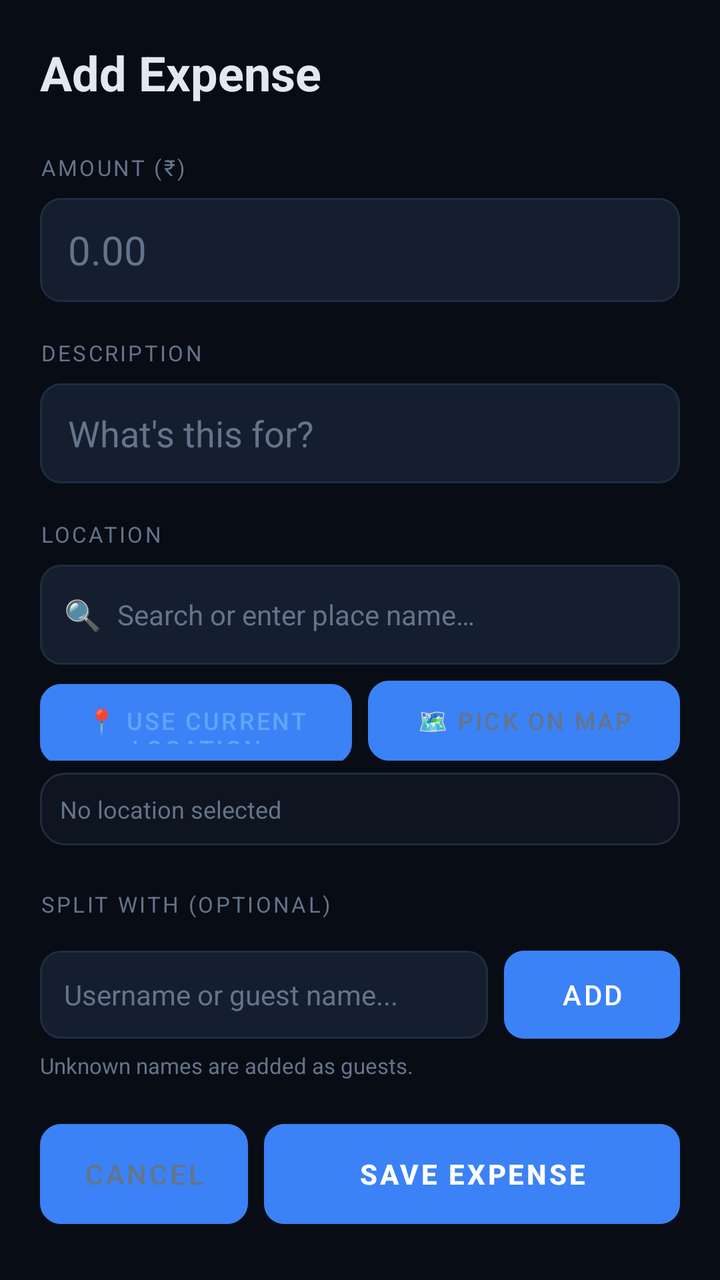
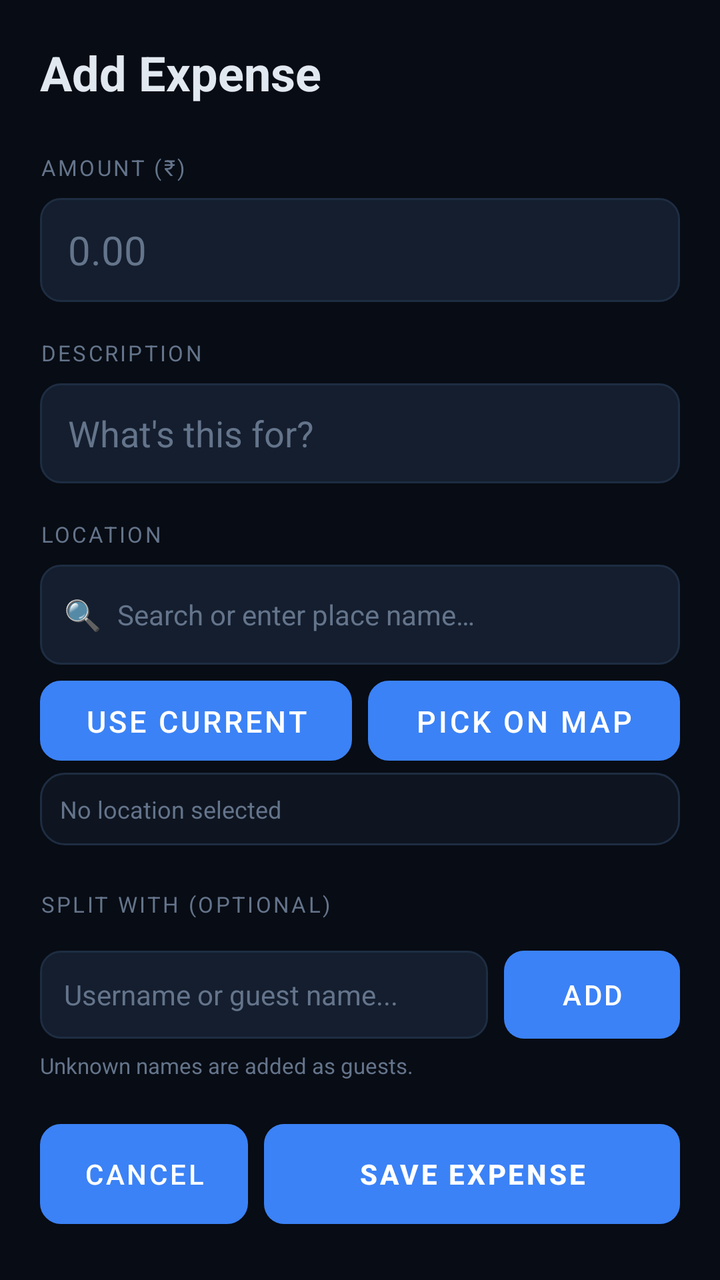

Screens rendered from an Android XML layout before and after an edit, with the pre-edit source and the edit as a unified diff.
<!-- AndroidManifest.xml: application theme Theme.Splitr -->
<!-- res/layout/activity_add_expense_v2.xml -->
<?xml version="1.0" encoding="utf-8"?>
<ScrollView xmlns:android="http://schemas.android.com/apk/res/android"
    android:layout_width="match_parent"
    android:layout_height="match_parent"
    android:background="@color/bg"
    android:fillViewport="true">

    <LinearLayout
        android:layout_width="match_parent"
        android:layout_height="wrap_content"
        android:orientation="vertical"
        android:padding="20dp">

        
        <TextView android:layout_width="wrap_content" android:layout_height="wrap_content"
            android:text="Add Expense" android:textSize="24sp" android:textStyle="bold"
            android:textColor="@color/text" android:layout_marginBottom="20dp"/>

        
        <TextView style="@style/FieldLabel" android:text="AMOUNT (₹)"/>
        <EditText android:id="@+id/etAmount"
            android:layout_width="match_parent" android:layout_height="52dp"
            android:background="@drawable/bg_input" android:paddingHorizontal="14dp"
            android:textColor="@color/text" android:textColorHint="@color/muted"
            android:hint="0.00" android:inputType="numberDecimal"
            android:textSize="20sp" android:layout_marginBottom="14dp"/>

        
        <TextView style="@style/FieldLabel" android:text="DESCRIPTION"/>
        <EditText android:id="@+id/etDescription"
            android:layout_width="match_parent" android:layout_height="50dp"
            android:background="@drawable/bg_input" android:paddingHorizontal="14dp"
            android:textColor="@color/text" android:textColorHint="@color/muted"
            android:hint="What's this for?" android:inputType="text"
            android:singleLine="true" android:layout_marginBottom="14dp"/>

        
        <TextView style="@style/FieldLabel" android:text="LOCATION"/>

        
        <LinearLayout android:layout_width="match_parent" android:layout_height="50dp"
            android:orientation="horizontal" android:background="@drawable/bg_input"
            android:gravity="center_vertical" android:paddingHorizontal="12dp"
            android:layout_marginBottom="8dp">

            <TextView android:layout_width="wrap_content" android:layout_height="wrap_content"
                android:text="🔍" android:textSize="15sp" android:layout_marginEnd="8dp"/>

            <EditText android:id="@+id/etLocationSearch"
                android:layout_width="0dp" android:layout_height="match_parent"
                android:layout_weight="1" android:background="@null"
                android:hint="Search or enter place name…"
                android:textColor="@color/text" android:textColorHint="@color/muted"
                android:textSize="14sp" android:singleLine="true"
                android:imeOptions="actionSearch" android:inputType="text"/>

            <Button android:id="@+id/btnClearLocation"
                android:layout_width="24dp" android:layout_height="24dp"
                android:text="×" android:textColor="@color/muted" android:textSize="16sp"
                android:background="@null" android:padding="0dp" android:visibility="gone"/>
        </LinearLayout>

        
        <LinearLayout android:layout_width="match_parent" android:layout_height="wrap_content"
            android:orientation="horizontal" android:layout_marginBottom="6dp">

            <Button android:id="@+id/btnUseCurrentLocation"
                android:layout_width="0dp" android:layout_height="40dp"
                android:layout_weight="1"
                android:text="📍 Use Current Location"
                android:textColor="@color/blue_bright" android:textSize="12sp"
                android:background="@drawable/bg_btn_secondary"
                android:layout_marginEnd="8dp" android:stateListAnimator="@null"/>

            <Button android:id="@+id/btnPickOnMap"
                android:layout_width="0dp" android:layout_height="40dp"
                android:layout_weight="1"
                android:text="🗺 Pick on Map"
                android:textColor="@color/muted" android:textSize="12sp"
                android:background="@drawable/bg_btn_secondary"
                android:stateListAnimator="@null"/>
        </LinearLayout>

        
        <TextView android:id="@+id/tvLocation"
            android:layout_width="match_parent" android:layout_height="wrap_content"
            android:background="@drawable/bg_card" android:padding="10dp"
            android:textColor="@color/muted" android:textSize="12sp"
            android:text="No location selected"
            android:layout_marginBottom="18dp"/>

        
        <TextView style="@style/FieldLabel" android:text="SPLIT WITH (OPTIONAL)"/>

        <LinearLayout android:id="@+id/llMemberChips"
            android:layout_width="match_parent" android:layout_height="wrap_content"
            android:orientation="horizontal"
            android:layout_marginBottom="8dp"/>

        <LinearLayout android:layout_width="match_parent" android:layout_height="wrap_content"
            android:orientation="horizontal" android:layout_marginBottom="6dp">

            <AutoCompleteTextView android:id="@+id/etMemberInput"
                android:layout_width="0dp" android:layout_height="44dp" android:layout_weight="1"
                android:background="@drawable/bg_input" android:paddingHorizontal="12dp"
                android:textColor="@color/text" android:textColorHint="@color/muted"
                android:hint="Username or guest name..." android:textSize="14sp"
                android:singleLine="true" android:layout_marginEnd="8dp"
                android:popupBackground="@color/surface"/>

            <Button android:id="@+id/btnAddMember"
                android:layout_width="wrap_content" android:layout_height="44dp"
                android:text="Add" android:textColor="@color/white"
                android:background="@drawable/bg_button_primary"
                android:paddingHorizontal="16dp" android:stateListAnimator="@null"/>
        </LinearLayout>

        <TextView android:layout_width="wrap_content" android:layout_height="wrap_content"
            android:text="Unknown names are added as guests."
            android:textColor="@color/muted" android:textSize="11sp"
            android:layout_marginBottom="14dp"/>

        
        <LinearLayout android:id="@+id/llSplitSection"
            android:layout_width="match_parent" android:layout_height="wrap_content"
            android:orientation="vertical" android:visibility="gone">

            <TextView style="@style/FieldLabel" android:text="SPLIT METHOD"/>

            <RadioGroup android:id="@+id/rgSplitType"
                android:layout_width="match_parent" android:layout_height="wrap_content"
                android:orientation="horizontal" android:layout_marginBottom="12dp">

                <RadioButton android:id="@+id/rbEqual"
                    android:layout_width="0dp" android:layout_height="wrap_content"
                    android:layout_weight="1" android:text="Equal"
                    android:textColor="@color/text" android:checked="true"
                    android:buttonTint="@color/blue"/>

                <RadioButton android:id="@+id/rbPercentage"
                    android:layout_width="0dp" android:layout_height="wrap_content"
                    android:layout_weight="1" android:text="%" android:textColor="@color/text"
                    android:buttonTint="@color/blue"/>

                <RadioButton android:id="@+id/rbDutch"
                    android:layout_width="0dp" android:layout_height="wrap_content"
                    android:layout_weight="1" android:text="Dutch" android:textColor="@color/text"
                    android:buttonTint="@color/blue"/>
            </RadioGroup>

            <LinearLayout android:id="@+id/llSplitRows"
                android:layout_width="match_parent" android:layout_height="wrap_content"
                android:orientation="vertical" android:layout_marginBottom="4dp"/>

            <TextView android:id="@+id/tvSplitValidation"
                android:layout_width="wrap_content" android:layout_height="wrap_content"
                android:textSize="12sp" android:textColor="@color/muted"
                android:layout_marginBottom="10dp"/>

            <LinearLayout android:id="@+id/llBillBtn"
                android:layout_width="match_parent" android:layout_height="wrap_content"
                android:orientation="vertical" android:visibility="gone"
                android:layout_marginBottom="10dp">
                <Button android:id="@+id/btnBillSplitter"
                    android:layout_width="match_parent" android:layout_height="48dp"
                    android:text="🧾  Split by Bill Items"
                    android:textColor="@color/blue_bright"
                    android:background="@drawable/bg_btn_secondary"
                    android:stateListAnimator="@null"/>
            </LinearLayout>

        </LinearLayout>

        
        <LinearLayout android:layout_width="match_parent" android:layout_height="wrap_content"
            android:orientation="horizontal" android:layout_marginTop="8dp">

            <Button android:id="@+id/btnCancel"
                android:layout_width="0dp" android:layout_height="50dp" android:layout_weight="1"
                android:text="Cancel" android:textColor="@color/muted"
                android:background="@drawable/bg_btn_secondary"
                android:layout_marginEnd="8dp" android:stateListAnimator="@null"/>

            <Button android:id="@+id/btnSave"
                android:layout_width="0dp" android:layout_height="50dp" android:layout_weight="2"
                android:text="Save Expense" android:textStyle="bold"
                android:textColor="@color/white"
                android:background="@drawable/bg_btn_primary"
                android:stateListAnimator="@null"/>
        </LinearLayout>

    </LinearLayout>
</ScrollView>
<!-- resources referenced by this layout -->
<resources>
  <color name="bg">#080C14</color>
  <color name="blue">#3B82F6</color>
  <color name="blue_bright">#60A5FA</color>
  <color name="muted">#64748B</color>
  <color name="surface">#0E1520</color>
  <color name="text">#E2E8F0</color>
  <color name="white">#FFFFFF</color>
  <!-- drawable bg_btn_primary (drawable) -->
  <?xml version="1.0" encoding="utf-8"?>
  <shape xmlns:android="http://schemas.android.com/apk/res/android">
      <gradient
          android:startColor="#3B82F6"
          android:endColor="#1D4ED8"
          android:angle="135"/>
      <corners android:radius="10dp"/>
  </shape>
  <!-- drawable bg_btn_secondary (drawable) -->
  <?xml version="1.0" encoding="utf-8"?>
  <shape xmlns:android="http://schemas.android.com/apk/res/android">
      <solid android:color="@color/surface2"/>
      <corners android:radius="10dp"/>
      <stroke android:width="1dp" android:color="@color/border"/>
  </shape>
  <!-- drawable bg_button_primary (drawable) -->
  <?xml version="1.0" encoding="utf-8"?>
  <shape xmlns:android="http://schemas.android.com/apk/res/android">
      <gradient
          android:startColor="#3B82F6"
          android:endColor="#1D4ED8"
          android:angle="135" />
      <corners android:radius="10dp" />
  </shape>
  <!-- drawable bg_card (drawable) -->
  <?xml version="1.0" encoding="utf-8"?>
  <shape xmlns:android="http://schemas.android.com/apk/res/android">
      <solid android:color="@color/surface" />
      <corners android:radius="12dp" />
      <stroke android:width="1dp" android:color="@color/border" />
  </shape>
  <!-- drawable bg_input (drawable) -->
  <?xml version="1.0" encoding="utf-8"?>
  <shape xmlns:android="http://schemas.android.com/apk/res/android">
      <solid android:color="@color/surface2" />
      <corners android:radius="10dp" />
      <stroke android:width="1dp" android:color="@color/border" />
  </shape>
  <style name="FieldLabel">
          <item name="android:layout_width">wrap_content</item>
          <item name="android:layout_height">wrap_content</item>
          <item name="android:textColor">@color/muted</item>
          <item name="android:textSize">11sp</item>
          <item name="android:letterSpacing">0.1</item>
          <item name="android:layout_marginBottom">8dp</item>
          <item name="android:layout_marginTop">4dp</item>
      </style>
  <style name="Theme.Splitr" parent="Theme.MaterialComponents.DayNight.NoActionBar">
          <item name="colorPrimary">@color/blue</item>
          <item name="colorPrimaryVariant">@color/blue_dark</item>
          <item name="colorOnPrimary">@color/white</item>
          <item name="colorSecondary">@color/blue_bright</item>
          <item name="colorSurface">@color/surface</item>
          <item name="colorOnSurface">@color/text</item>
          <item name="android:windowBackground">@color/bg</item>
          <item name="android:statusBarColor">@color/bg</item>
          <item name="android:navigationBarColor">@color/surface</item>
          <item name="android:windowLightStatusBar">false</item>
          <item name="android:textColor">@color/text</item>
      </style>
  <color name="surface2">#141E2E</color>
  <color name="border">#1E2D42</color>
  <color name="blue_dark">#1D4ED8</color>
</resources>

<!-- the commit's change to res/layout/activity_add_expense_v2.xml (unified diff, before → after) -->
@@ -46,13 +46,16 @@
             <TextView android:layout_width="wrap_content" android:layout_height="wrap_content"
                 android:text="🔍" android:textSize="15sp" android:layout_marginEnd="8dp"/>
 
-            <EditText android:id="@+id/etLocationSearch"
+            <AutoCompleteTextView android:id="@+id/etLocationSearch"
                 android:layout_width="0dp" android:layout_height="match_parent"
                 android:layout_weight="1" android:background="@null"
                 android:hint="Search or enter place name…"
                 android:textColor="@color/text" android:textColorHint="@color/muted"
                 android:textSize="14sp" android:singleLine="true"
-                android:imeOptions="actionSearch" android:inputType="text"/>
+                android:imeOptions="actionSearch" android:inputType="text"
+                android:completionThreshold="1"
+                android:dropDownWidth="match_parent"
+                android:popupBackground="@color/surface2"/>
 
             <Button android:id="@+id/btnClearLocation"
                 android:layout_width="24dp" android:layout_height="24dp"
@@ -67,16 +70,16 @@
             <Button android:id="@+id/btnUseCurrentLocation"
                 android:layout_width="0dp" android:layout_height="40dp"
                 android:layout_weight="1"
-                android:text="📍 Use Current Location"
-                android:textColor="@color/blue_bright" android:textSize="12sp"
+                android:text="Use Current Location"
+                android:textColor="@color/white" android:textSize="15dp"
                 android:background="@drawable/bg_btn_secondary"
                 android:layout_marginEnd="8dp" android:stateListAnimator="@null"/>
 
             <Button android:id="@+id/btnPickOnMap"
                 android:layout_width="0dp" android:layout_height="40dp"
                 android:layout_weight="1"
-                android:text="🗺 Pick on Map"
-                android:textColor="@color/muted" android:textSize="12sp"
+                android:text="Pick on Map"
+                android:textColor="@color/white" android:textSize="15sp"
                 android:background="@drawable/bg_btn_secondary"
                 android:stateListAnimator="@null"/>
         </LinearLayout>
@@ -164,7 +167,7 @@
                 <Button android:id="@+id/btnBillSplitter"
                     android:layout_width="match_parent" android:layout_height="48dp"
                     android:text="🧾  Split by Bill Items"
-                    android:textColor="@color/blue_bright"
+                    android:textColor="@color/white"
                     android:background="@drawable/bg_btn_secondary"
                     android:stateListAnimator="@null"/>
             </LinearLayout>
@@ -177,7 +180,7 @@
 
             <Button android:id="@+id/btnCancel"
                 android:layout_width="0dp" android:layout_height="50dp" android:layout_weight="1"
-                android:text="Cancel" android:textColor="@color/muted"
+                android:text="Cancel" android:textColor="@color/white"
                 android:background="@drawable/bg_btn_secondary"
                 android:layout_marginEnd="8dp" android:stateListAnimator="@null"/>
 
<!-- resource entries referenced after the edit -->
@@ -11,8 +11,8 @@
   <?xml version="1.0" encoding="utf-8"?>
   <shape xmlns:android="http://schemas.android.com/apk/res/android">
       <gradient
-          android:startColor="#3B82F6"
-          android:endColor="#1D4ED8"
+          android:startColor="@color/blue"
+          android:endColor="@color/blue_dark"
           android:angle="135"/>
       <corners android:radius="10dp"/>
   </shape>
@@ -27,10 +27,10 @@
   <?xml version="1.0" encoding="utf-8"?>
   <shape xmlns:android="http://schemas.android.com/apk/res/android">
       <gradient
-          android:startColor="#3B82F6"
-          android:endColor="#1D4ED8"
-          android:angle="135" />
-      <corners android:radius="10dp" />
+          android:startColor="@color/blue"
+          android:endColor="@color/blue_dark"
+          android:angle="135"/>
+      <corners android:radius="10dp"/>
   </shape>
   <!-- drawable bg_card (drawable) -->
   <?xml version="1.0" encoding="utf-8"?>
